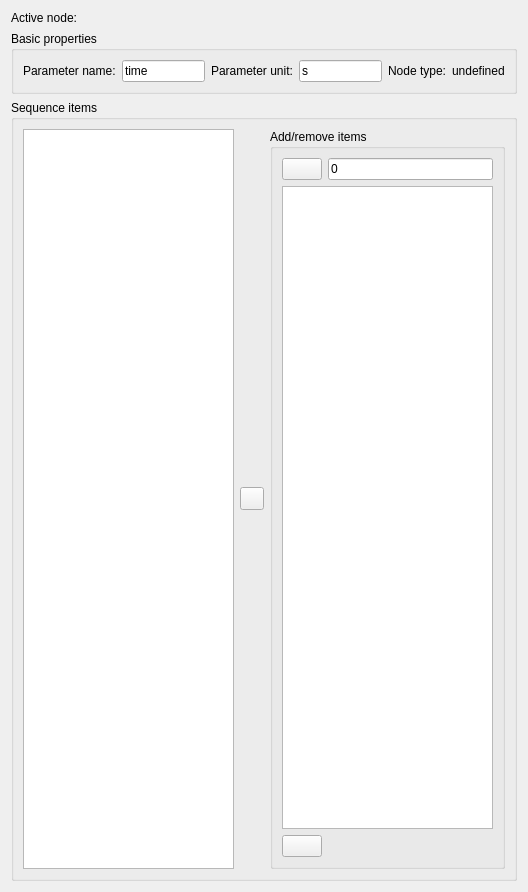
Above: src/Sequences/Resources/UI/qSlicerSequencesModuleWidget.ui from SlicerRt/Sequences before the change. Below: the same form after it.
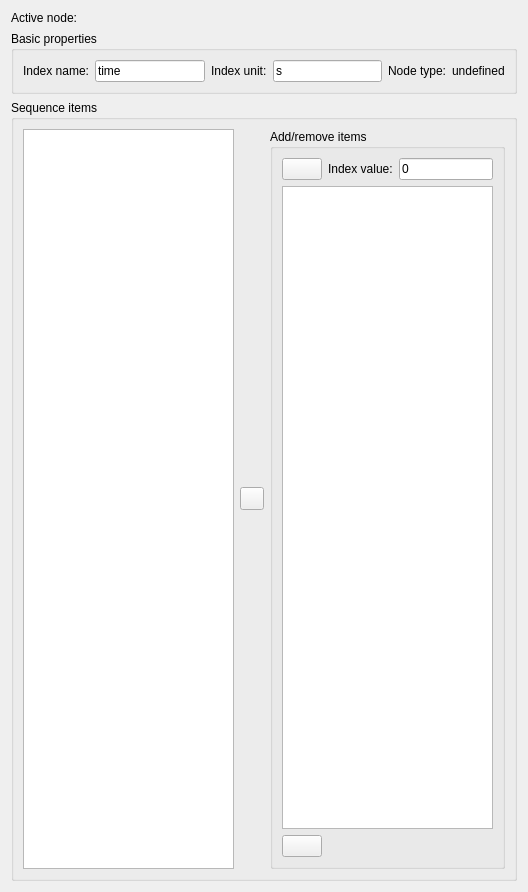
That is the form after the change. Icons and pictures are not drawn. Custom widgets are drawn as their Qt base class.

Commit message: re #617: Renamed sequence parameter[name,unit,value] to index[name,unit,value]

```diff
--- a/src/Sequences/Resources/UI/qSlicerSequencesModuleWidget.ui
+++ b/src/Sequences/Resources/UI/qSlicerSequencesModuleWidget.ui
@@ -55,7 +55,7 @@
       <item>
        <widget class="QLabel" name="Label_ParameterName">
         <property name="text">
-         <string>Parameter name:</string>
+         <string>Index name:</string>
         </property>
        </widget>
       </item>
@@ -69,7 +69,7 @@
       <item>
        <widget class="QLabel" name="Label_ParameterUnit">
         <property name="text">
-         <string>Parameter unit:</string>
+         <string>Index unit:</string>
         </property>
        </widget>
       </item>
@@ -150,7 +150,14 @@
               </widget>
              </item>
              <item>
-              <widget class="QLineEdit" name="LineEdit_NewDataNodeParameterValue">
+              <widget class="QLabel" name="label">
+               <property name="text">
+                <string>Index value:</string>
+               </property>
+              </widget>
+             </item>
+             <item>
+              <widget class="QLineEdit" name="LineEdit_NewDataNodeIndexValue">
                <property name="text">
                 <string>0</string>
                </property>
```
Left out of the diff: 16 changed lines with no effect on the pictures. The commit also changes 11 other files.
